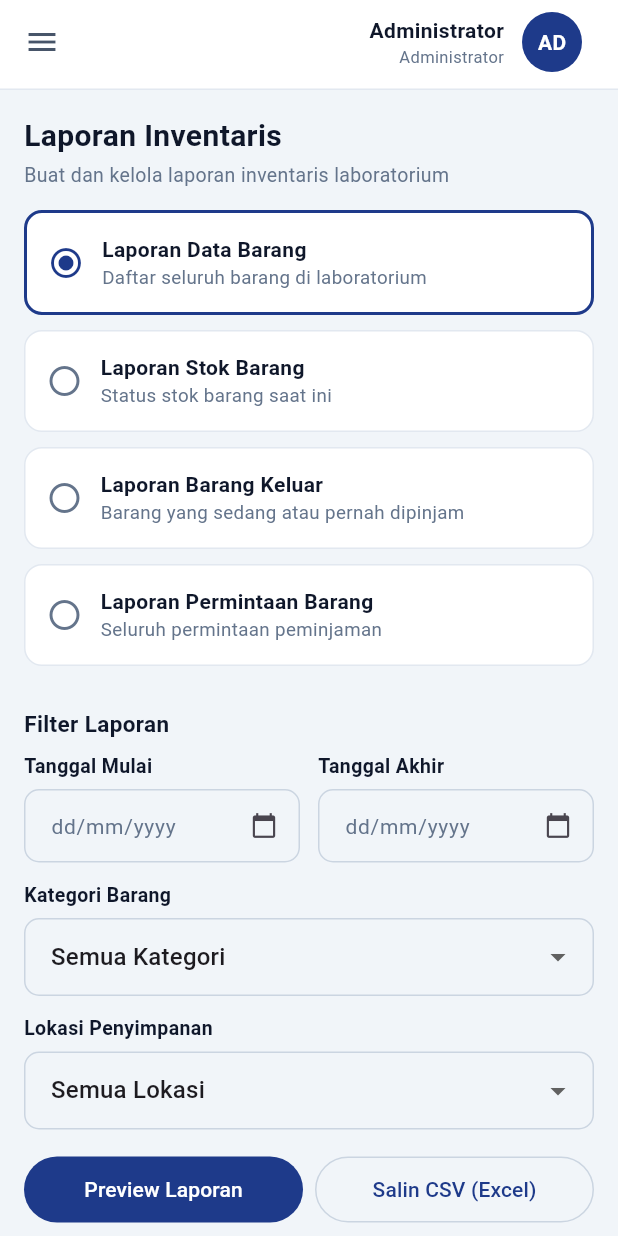
After one commit to Hazsaja/FrontEndPBM_Project_Inventaris, a Flutter app: the LaporanPage screen opened directly, on a phone screen of 412 x 824 dp. The commit adds this screen. Run offline on Flutter 3.47's test engine with Material 3 defaults, Android fonts, the light colour scheme and no system bars; our stand-ins replace file_picker.

Commit message:
fix/typedata wrong

```diff
--- a/lib/data/peminjaman_repository.dart
+++ b/lib/data/peminjaman_repository.dart
@@ -1,4 +1,5 @@
 import 'package:flutter/foundation.dart';
+import 'package:inventaris_v_pbm/auth/auth_service.dart';
 import 'package:inventaris_v_pbm/data/user_repository.dart';
 
 /// Status dibuat terpisah agar "permintaan baru" dan "pengajuan pengembalian"
@@ -6,8 +7,18 @@ import 'package:inventaris_v_pbm/data/user_repository.dart';
 enum StatusPinjam { menunggu, dipinjam, menungguKembali, selesai, ditolak }
 
 const List<String> _bulan = [
-  'Jan', 'Feb', 'Mar', 'Apr', 'Mei', 'Jun',
-  'Jul', 'Agu', 'Sep', 'Okt', 'Nov', 'Des',
+  'Jan',
+  'Feb',
+  'Mar',
+  'Apr',
+  'Mei',
+  'Jun',
+  'Jul',
+  'Agu',
+  'Sep',
+  'Okt',
+  'Nov',
+  'Des',
 ];
 
 String formatTanggal(DateTime d) => '${d.day} ${_bulan[d.month - 1]} ${d.year}';
@@ -56,6 +67,31 @@ class Peminjaman {
   }
 }
 
+enum JenisAktivitas { peminjaman, pengembalian }
+
+/// Satu baris log aktivitas peminjaman/pengembalian.
+class Aktivitas {
+  const Aktivitas({
+    required this.waktu,
+    required this.pelaku,
+    required this.teks,
+    required this.jenis,
+  });
+
+  final DateTime waktu;
+  final String pelaku;
+  final String teks;
+  final JenisAktivitas jenis;
+}
+
+String waktuRelatif(DateTime t) {
+  final d = DateTime.now().difference(t);
+  if (d.inMinutes < 1) return 'baru saja';
+  if (d.inMinutes < 60) return '${d.inMinutes} menit lalu';
+  if (d.inHours < 24) return '${d.inHours} jam lalu';
+  return '${d.inDays} hari lalu';
+}
+
 /// PENYIMPANAN SEMENTARA (in-memory), pola sama dengan UserRepository.
 /// Saat backend tersedia, ganti isi method dengan pemanggilan API.
 class PeminjamanRepository extends ChangeNotifier {
@@ -66,9 +102,13 @@ class PeminjamanRepository extends ChangeNotifier {
   static final PeminjamanRepository instance = PeminjamanRepository._();
 
   final List<Peminjaman> _data = [];
+  final List<Aktivitas> _log = [];
   int _nextId = 1;
 
   List<Peminjaman> get semua => List.unmodifiable(_data);
+
+  /// Log aktivitas, terbaru di urutan pertama.
+  List<Aktivitas> get aktivitas => List.unmodifiable(_log);
 
   List<Peminjaman> milik(String userId) =>
       _data.where((e) => e.userId == userId).toList();
@@ -96,30 +136,88 @@ class PeminjamanRepository extends ChangeNotifier {
       batasKembali: batasKembali,
     );
     _data.insert(0, item);
+    _catat(JenisAktivitas.peminjaman, peminjam,
+        'mengajukan peminjaman $barang ($jumlah pcs)');
     notifyListeners();
     return item;
   }
 
   /// Hanya permintaan yang masih menunggu yang boleh dibatalkan.
   void batalkan(int id) {
+    final p = _cari(id);
+    if (p != null && p.status == StatusPinjam.menunggu) {
+      _catat(JenisAktivitas.peminjaman, p.peminjam,
+          'membatalkan permintaan ${p.barang}');
+    }
     _data.removeWhere((e) => e.id == id && e.status == StatusPinjam.menunggu);
     notifyListeners();
   }
 
-  void setujui(int id, {String catatan = ''}) =>
-      _ubah(id, StatusPinjam.dipinjam, catatan);
-  void tolak(int id, {String catatan = ''}) =>
-      _ubah(id, StatusPinjam.ditolak, catatan);
-  void ajukanPengembalian(int id) =>
-      _ubah(id, StatusPinjam.menungguKembali, null);
-  void selesaikanPengembalian(int id, {String catatan = ''}) =>
-      _ubah(id, StatusPinjam.selesai, catatan);
-  void tolakPengembalian(int id, {String catatan = ''}) =>
-      _ubah(id, StatusPinjam.dipinjam, catatan);
+  void setujui(int id, {String catatan = ''}) => _ubah(
+      id,
+      StatusPinjam.dipinjam,
+      catatan,
+      JenisAktivitas.peminjaman,
+      (p) => 'menyetujui permintaan ${p.peminjam}: ${p.barang}',
+      true);
+  void tolak(int id, {String catatan = ''}) => _ubah(
+      id,
+      StatusPinjam.ditolak,
+      catatan,
+      JenisAktivitas.peminjaman,
+      (p) => 'menolak permintaan ${p.peminjam}: ${p.barang}',
+      true);
+  void ajukanPengembalian(int id) => _ubah(
+      id,
+      StatusPinjam.menungguKembali,
+      null,
+      JenisAktivitas.pengembalian,
+      (p) => 'mengajukan pengembalian ${p.barang}',
+      false);
+  void selesaikanPengembalian(int id, {String catatan = ''}) => _ubah(
+      id,
+      StatusPinjam.selesai,
+      catatan,
+      JenisAktivitas.pengembalian,
+      (p) => 'menyelesaikan pengembalian ${p.peminjam}: ${p.barang}',
+      true);
+  void tolakPengembalian(int id, {String catatan = ''}) => _ubah(
+      id,
+      StatusPinjam.dipinjam,
+      catatan,
+      JenisAktivitas.pengembalian,
+      (p) => 'menolak pengembalian ${p.peminjam}: ${p.barang}',
+      true);
 
-  void _ubah(int id, StatusPinjam status, String? catatan) {
+  Peminjaman? _cari(int id) {
+    for (final e in _data) {
+      if (e.id == id) return e;
+    }
+    return null;
+  }
+
+  void _catat(JenisAktivitas jenis, String pelaku, String teks,
+      [DateTime? waktu]) {
+    _log.insert(
+        0,
+        Aktivitas(
+            waktu: waktu ?? DateTime.now(),
+            pelaku: pelaku,
+            teks: teks,
+            jenis: jenis));
+  }
+
+  void _ubah(int id, StatusPinjam status, String? catatan, JenisAktivitas jenis,
+      String Function(Peminjaman) teks, bool olehAdmin) {
     final i = _data.indexWhere((e) => e.id == id);
     if (i < 0) return;
+    final lama = _data[i];
+    _catat(
+        jenis,
+        olehAdmin
+            ? (AuthService.instance.currentUser?.nama ?? 'Admin')
+            : lama.peminjam,
+        teks(lama));
     _data[i] = _data[i].copyWith(
       status: status,
       catatanAdmin: (catatan == null || catatan.isEmpty) ? null : catatan,
@@ -129,17 +227,25 @@ class PeminjamanRepository extends ChangeNotifier {
 
   void _seed() {
     final now = DateTime.now();
-    DateTime hari(int offset) => DateTime(now.year, now.month, now.day)
-        .add(Duration(days: offset));
+    DateTime hari(int offset) =>
+        DateTime(now.year, now.month, now.day).add(Duration(days: offset));
     final halvina =
         UserRepository.instance.findByEmail('2410631170071@unsika.ac.id');
     final uid = halvina?.id ?? 'demo';
     final nama = halvina?.nama ?? 'Halvina Farras Savitri';
     final npm = halvina?.npmNidn ?? '2410631170071';
 
-    void tambah(String userId, String peminjam, String npmUser, String barang,
-        int jumlah, String keperluan, int pinjam, int kembali,
-        StatusPinjam status, [String catatan = '']) {
+    void tambah(
+        String userId,
+        String peminjam,
+        String npmUser,
+        String barang,
+        int jumlah,
+        String keperluan,
+        int pinjam,
+        int kembali,
+        StatusPinjam status,
+        [String catatan = '']) {
       _data.add(Peminjaman(
         id: _nextId++,
         userId: userId,
@@ -165,8 +271,8 @@ class PeminjamanRepository extends ChangeNotifier {
         StatusPinjam.selesai);
     tambah(uid, nama, npm, 'Raspberry Pi Pico', 1, 'Tugas Akhir', -10, 5,
         StatusPinjam.ditolak, 'Stok sedang dipakai praktikum.');
-    tambah('d1', 'Anisa Diyah Ayu Lestari', '2110631170001', 'Kabel LAN UTP',
-        5, 'Praktikum Jaringan', 0, 3, StatusPinjam.menunggu);
+    tambah('d1', 'Anisa Diyah Ayu Lestari', '2110631170001', 'Kabel LAN UTP', 5,
+        'Praktikum Jaringan', 0, 3, StatusPinjam.menunggu);
     tambah('d2', 'Rifqy Kurniawan Fattahillah', '2110631170003', 'Arduino Uno',
         1, 'Praktikum IoT', -4, 3, StatusPinjam.dipinjam);
     tambah('d3', 'Hazel Muhammad Naufal Ribawa', '2110631170004', 'ESP32', 1,
@@ -175,5 +281,35 @@ class PeminjamanRepository extends ChangeNotifier {
         'Tugas Akhir', 0, 9, StatusPinjam.menunggu);
     tambah('d1', 'Anisa Diyah Ayu Lestari', '2110631170001',
         'Sensor Ultrasonik', 1, 'Praktikum', -20, -13, StatusPinjam.selesai);
+
+    void log(JenisAktivitas j, String pelaku, String teks, Duration lalu) =>
+        _catat(j, pelaku, teks, now.subtract(lalu));
+    // Dari yang terlama ke terbaru (insert(0) membuat yang terakhir di atas).
+    log(
+        JenisAktivitas.pengembalian,
+        'Admin Laboratorium',
+        'menyelesaikan pengembalian Anisa Diyah Ayu Lestari: Sensor Ultrasonik',
+        const Duration(days: 2));
+    log(
+        JenisAktivitas.peminjaman,
+        'Admin Laboratorium',
+        'menyetujui permintaan $nama: ESP32',
+        const Duration(days: 1, hours: 2));
+    log(
+        JenisAktivitas.peminjaman,
+        'Admin Laboratorium',
+        'menolak permintaan $nama: Raspberry Pi Pico',
+        const Duration(hours: 20));
+    log(JenisAktivitas.pengembalian, 'Hazel Muhammad Naufal Ribawa',
+        'mengajukan pengembalian ESP32', const Duration(hours: 5));
+    log(JenisAktivitas.pengembalian, nama, 'mengajukan pengembalian DHT 11',
+        const Duration(hours: 2));
+    log(JenisAktivitas.peminjaman, 'Regina Inryanti Simanjuntak',
+        'mengajukan peminjaman DHT 11 (2 pcs)', const Duration(minutes: 40));
+    log(
+        JenisAktivitas.peminjaman,
+        nama,
+        'mengajukan peminjaman Arduino Uno (2 pcs)',
+        const Duration(minutes: 10));
   }
 }
--- /dev/null
+++ b/lib/page/laporan.dart
@@ -0,0 +1,358 @@
+import 'package:flutter/material.dart';
+import 'package:flutter/services.dart';
+import 'package:inventaris_v_pbm/auth/form_widgets.dart';
+import 'package:inventaris_v_pbm/data/peminjaman_repository.dart';
+import 'package:inventaris_v_pbm/page/barang.dart'
+    show ItemBarang, dataBarang, daftarKategori, daftarLokasi;
+import 'package:inventaris_v_pbm/sidennavbar/current_user_app_bar.dart';
+import 'package:inventaris_v_pbm/sidennavbar/sidebar.dart';
+import 'package:inventaris_v_pbm/widgets/peminjaman_widgets.dart';
+
+enum JenisLaporan {
+  dataBarang('Laporan Data Barang', 'Daftar seluruh barang di laboratorium'),
+  stok('Laporan Stok Barang', 'Status stok barang saat ini'),
+  keluar('Laporan Barang Keluar', 'Barang yang sedang atau pernah dipinjam'),
+  permintaan('Laporan Permintaan Barang', 'Seluruh permintaan peminjaman');
+
+  const JenisLaporan(this.judul, this.deskripsi);
+  final String judul;
+  final String deskripsi;
+}
+
+class _Hasil {
+  const _Hasil(this.judul, this.kolom, this.baris);
+  final String judul;
+  final List<String> kolom;
+  final List<List<String>> baris;
+}
+
+String _labelStatus(StatusPinjam s) => switch (s) {
+      StatusPinjam.menunggu => 'Menunggu',
+      StatusPinjam.dipinjam => 'Dipinjam',
+      StatusPinjam.menungguKembali => 'Menunggu Pengembalian',
+      StatusPinjam.selesai => 'Selesai',
+      StatusPinjam.ditolak => 'Ditolak',
+    };
+
+// Ambang sama dengan label stok di halaman Data Barang.
+String _statusStok(int stok) {
+  if (stok <= 0) return 'Stok Habis';
+  if (stok <= 5) return 'Stok Minimum';
+  if (stok <= 10) return 'Hampir Habis';
+  return 'Aman';
+}
+
+/// Laporan Inventaris (Admin, mobile).
+class LaporanPage extends StatefulWidget {
+  const LaporanPage({super.key});
+
+  @override
+  State<LaporanPage> createState() => _LaporanPageState();
+}
+
+class _LaporanPageState extends State<LaporanPage> {
+  JenisLaporan _jenis = JenisLaporan.dataBarang;
+  DateTime? _mulai;
+  DateTime? _akhir;
+  String? _kategori;
+  String? _lokasi;
+  _Hasil? _hasil;
+
+  bool _cocokBarang(ItemBarang b) =>
+      (_kategori == null || b.kategori == _kategori) &&
+      (_lokasi == null || b.lokasi == _lokasi);
+
+  bool _dalamTanggal(DateTime d) {
+    final t = DateTime(d.year, d.month, d.day);
+    if (_mulai != null && t.isBefore(_mulai!)) return false;
+    if (_akhir != null && t.isAfter(_akhir!)) return false;
+    return true;
+  }
+
+  // Filter kategori/lokasi untuk data peminjaman dicocokkan lewat nama barang.
+  bool _cocokNama(String nama) {
+    if (_kategori == null && _lokasi == null) return true;
+    final b = dataBarang.where((x) => x.nama == nama);
+    return b.isNotEmpty && _cocokBarang(b.first);
+  }
+
+  _Hasil _buat() {
+    final semua = PeminjamanRepository.instance.semua;
+    switch (_jenis) {
+      case JenisLaporan.dataBarang:
+        return _Hasil(
+          _jenis.judul,
+          ['Kode', 'Nama Barang', 'Kategori', 'Lokasi', 'Stok', 'Kondisi'],
+          [
+            for (final b in dataBarang.where(_cocokBarang))
+              [b.kode, b.nama, b.kategori, b.lokasi, '${b.stok}', b.kondisi],
+          ],
+        );
+      case JenisLaporan.stok:
+        return _Hasil(
+          _jenis.judul,
+          ['Kode', 'Nama Barang', 'Kategori', 'Lokasi', 'Stok', 'Status'],
+          [
+            for (final b in dataBarang.where(_cocokBarang))
+              [
+                b.kode,
+                b.nama,
+                b.kategori,
+                b.lokasi,
+                '${b.stok}',
+                _statusStok(b.stok)
+              ],
+          ],
+        );
+      case JenisLaporan.keluar:
+        return _Hasil(
+          _jenis.judul,
+          ['Tgl Pinjam', 'Barang', 'Jumlah', 'Peminjam', 'Batas Kembali', 'Status'],
+          [
+            for (final p in semua)
+              if (p.status != StatusPinjam.menunggu &&
+                  p.status != StatusPinjam.ditolak &&
+                  _dalamTanggal(p.tglPinjam) &&
+                  _cocokNama(p.barang))
+                [
+                  formatTanggal(p.tglPinjam),
+                  p.barang,
+                  '${p.jumlah}',
+                  p.peminjam,
+                  formatTanggal(p.batasKembali),
+                  _labelStatus(p.status),
+                ],
+          ],
+        );
+      case JenisLaporan.permintaan:
+        return _Hasil(
+          _jenis.judul,
+          ['Tanggal', 'Peminjam', 'Barang', 'Jumlah', 'Keperluan', 'Status'],
+          [
+            for (final p in semua)
+              if (_dalamTanggal(p.tglPinjam) && _cocokNama(p.barang))
+                [
+                  formatTanggal(p.tglPinjam),
+                  p.peminjam,
+                  p.barang,
+                  '${p.jumlah}',
+                  p.keperluan,
+                  _labelStatus(p.status),
+                ],
+          ],
+        );
+    }
+  }
+
+  bool _rentangValid() {
+    if (_mulai != null && _akhir != null && _akhir!.isBefore(_mulai!)) {
+      tampilkanSnack(context, 'Tanggal akhir tidak boleh sebelum tanggal mulai');
+      return false;
+    }
+    return true;
+  }
+
+  void _preview() {
+    if (!_rentangValid()) return;
+    setState(() => _hasil = _buat());
+  }
+
+  Future<void> _salinCsv() async {
+    if (!_rentangValid()) return;
+    final h = _buat();
+    setState(() => _hasil = h);
+    String q(String s) => '"${s.replaceAll('"', '""')}"';
+    final csv = [h.kolom, ...h.baris].map((r) => r.map(q).join(',')).join('\n');
+    await Clipboard.setData(ClipboardData(text: csv));
+    if (!mounted) return;
+    tampilkanSnack(context, 'CSV disalin. Tempel di Excel atau Google Sheets.');
+  }
+
+  Future<void> _pilihTanggal(DateTime? awal, ValueChanged<DateTime> hasil) async {
+    final d = await showDatePicker(
+      context: context,
+      initialDate: awal ?? DateTime.now(),
+      firstDate: DateTime(2020),
+      lastDate: DateTime(2100),
+    );
+    if (d != null) hasil(DateTime(d.year, d.month, d.day));
+  }
+
+  Widget _tanggal(String label, DateTime? nilai, ValueChanged<DateTime> set) {
+    return Column(
+      crossAxisAlignment: CrossAxisAlignment.start,
+      children: [
+        fieldLabel(label),
+        const SizedBox(height: 6),
+        InkWell(
+          borderRadius: BorderRadius.circular(10),
+          onTap: () => _pilihTanggal(nilai, (d) => setState(() => set(d))),
+          child: InputDecorator(
+            isEmpty: nilai == null,
+            decoration: inputDecoration(
+              hintText: 'dd/mm/yyyy',
+              suffixIcon: const Icon(Icons.calendar_today, size: 18),
+            ),
+            child: Text(nilai == null ? '' : formatTanggal(nilai)),
+          ),
+        ),
+      ],
+    );
+  }
+
+  Widget _dropdown(String label, String semuaLabel, List<String> opsi,
+      String? nilai, ValueChanged<String?> onChanged) {
+    return Column(
+      crossAxisAlignment: CrossAxisAlignment.start,
+      children: [
+        fieldLabel(label),
+        const SizedBox(height: 6),
+        DropdownButtonFormField<String?>(
+          value: nilai,
+          isExpanded: true,
+          decoration: inputDecoration(),
+          items: [
+            DropdownMenuItem<String?>(value: null, child: Text(semuaLabel)),
+            for (final o in opsi) DropdownMenuItem<String?>(value: o, child: Text(o)),
+          ],
+          onChanged: (v) => setState(() => onChanged(v)),
+        ),
+      ],
+    );
+  }
+
+  Widget _kartuJenis(JenisLaporan j) {
+    final aktif = _jenis == j;
+    return InkWell(
+      borderRadius: BorderRadius.circular(12),
+      onTap: () => setState(() {
+        _jenis = j;
+        _hasil = null;
+      }),
+      child: Container(
+        margin: const EdgeInsets.only(bottom: 10),
+        padding: const EdgeInsets.all(14),
+        decoration: BoxDecoration(
+          color: Colors.white,
+          borderRadius: BorderRadius.circular(12),
+          border: Border.all(color: aktif ? kBiruTua : kBorder, width: aktif ? 2 : 1),
+        ),
+        child: Row(
+          children: [
+            Icon(aktif ? Icons.radio_button_checked : Icons.radio_button_off,
+                color: aktif ? kBiruTua : kTextMuted),
+            const SizedBox(width: 12),
+            Expanded(
+              child: Column(
+                crossAxisAlignment: CrossAxisAlignment.start,
+                children: [
+                  Text(j.judul,
+                      style: const TextStyle(
+                          fontWeight: FontWeight.w600, color: kTextDark)),
+                  Text(j.deskripsi,
+                      style: const TextStyle(fontSize: 12.5, color: kTextMuted)),
+                ],
+              ),
+            ),
+          ],
+        ),
+      ),
+    );
+  }
+
+  Widget _tabel(_Hasil h) {
+    return Container(
+      decoration: BoxDecoration(
+        color: Colors.white,
+        borderRadius: BorderRadius.circular(12),
+        border: Border.all(color: kBorder),
+      ),
+      child: Column(
+        crossAxisAlignment: CrossAxisAlignment.start,
+        children: [
+          Padding(
+            padding: const EdgeInsets.all(14),
+            child: Text('${h.judul} · ${h.baris.length} baris',
+                style: const TextStyle(
+                    fontWeight: FontWeight.w600, color: kTextDark)),
+          ),
+          if (h.baris.isEmpty)
+            const KosongState('Tidak ada data untuk filter ini.')
+          else
+            SingleChildScrollView(
+              scrollDirection: Axis.horizontal,
+              child: DataTable(
+                headingRowHeight: 40,
+                dataRowMinHeight: 40,
+                dataRowMaxHeight: 56,
+                columnSpacing: 20,
+                columns: [
+                  for (final c in h.kolom)
+                    DataColumn(
+                        label: Text(c,
+                            style: const TextStyle(
+                                fontSize: 12.5, fontWeight: FontWeight.w600))),
+                ],
+                rows: [
+                  for (final r in h.baris)
+                    DataRow(cells: [
+                      for (final c in r)
+                        DataCell(Text(c, style: const TextStyle(fontSize: 12.5))),
+                    ]),
+                ],
+              ),
+            ),
+        ],
+      ),
+    );
+  }
+
+  @override
+  Widget build(BuildContext context) {
+    return Scaffold(
+      backgroundColor: kLatar,
+      appBar: currentUserAppBar(),
+      drawer: const MyDrawer(currentroute: 'laporan.dart'),
+      body: ListView(
+        padding: const EdgeInsets.all(16),
+        children: [
+          const JudulHalaman(
+            judul: 'Laporan Inventaris',
+            subjudul: 'Buat dan kelola laporan inventaris laboratorium',
+          ),
+          for (final j in JenisLaporan.values) _kartuJenis(j),
+          const JudulBagian('Filter Laporan'),
+          duaKolom(
+            _tanggal('Tanggal Mulai', _mulai, (d) => _mulai = d),
+            _tanggal('Tanggal Akhir', _akhir, (d) => _akhir = d),
+          ),
+          const SizedBox(height: 12),
+          _dropdown('Kategori Barang', 'Semua Kategori', daftarKategori,
+              _kategori, (v) => _kategori = v),
+          const SizedBox(height: 12),
+          _dropdown('Lokasi Penyimpanan', 'Semua Lokasi', daftarLokasi,
+              _lokasi, (v) => _lokasi = v),
+          const SizedBox(height: 16),
+          Row(
+            children: [
+              Expanded(
+                  child: AksiTombol(
+                      label: 'Preview Laporan', utama: true, onPressed: _preview)),
+              const SizedBox(width: 8),
+              Expanded(
+                  child: AksiTombol(
+                      label: 'Salin CSV (Excel)', onPressed: _salinCsv)),
+            ],
+          ),
+          const JudulBagian('Preview Laporan'),
+          if (_hasil == null)
+            const KosongState(
+                'Pilih jenis laporan dan filter, lalu tekan Preview Laporan.',
+                icon: Icons.description_outlined)
+          else
+            _tabel(_hasil!),
+        ],
+      ),
+    );
+  }
+}
--- /dev/null
+++ b/lib/page/riwayat.dart
@@ -0,0 +1,80 @@
+import 'package:flutter/material.dart';
+import 'package:inventaris_v_pbm/auth/auth_service.dart';
+import 'package:inventaris_v_pbm/data/peminjaman_repository.dart';
+import 'package:inventaris_v_pbm/sidennavbar/current_user_app_bar.dart';
+import 'package:inventaris_v_pbm/sidennavbar/sidebar.dart';
+import 'package:inventaris_v_pbm/widgets/peminjaman_widgets.dart';
+
+/// Riwayat Peminjaman Mahasiswa/Laboran (mobile).
+class RiwayatPage extends StatefulWidget {
+  const RiwayatPage({super.key});
+
+  @override
+  State<RiwayatPage> createState() => _RiwayatPageState();
+}
+
+class _RiwayatPageState extends State<RiwayatPage> {
+  final PeminjamanRepository _repo = PeminjamanRepository.instance;
+  int _tab = 0;
+
+  bool _cocok(Peminjaman p) => switch (_tab) {
+        0 => true,
+        1 => p.status == StatusPinjam.menunggu,
+        2 => p.status == StatusPinjam.dipinjam ||
+            p.status == StatusPinjam.menungguKembali,
+        3 => p.status == StatusPinjam.selesai,
+        _ => p.status == StatusPinjam.ditolak,
+      };
+
+  @override
+  Widget build(BuildContext context) {
+    final user = AuthService.instance.currentUser;
+    return Scaffold(
+      backgroundColor: kLatar,
+      appBar: currentUserAppBar(),
+      drawer: const MyDrawer(currentroute: 'riwayat.dart'),
+      body: ListenableBuilder(
+        listenable: _repo,
+        builder: (context, _) {
+          final data = _repo.milik(user?.id ?? '').where(_cocok).toList();
+          return ListView(
+            padding: const EdgeInsets.all(16),
+            children: [
+              const JudulHalaman(
+                judul: 'Riwayat Peminjaman',
+                subjudul:
+                    'Pantau status seluruh pengajuan peminjaman barang Anda',
+              ),
+              FilterTabs(
+                labels: const [
+                  'Semua',
+                  'Menunggu',
+                  'Dipinjam',
+                  'Selesai',
+                  'Ditolak',
+                ],
+                terpilih: _tab,
+                onPilih: (i) => setState(() => _tab = i),
+              ),
+              const SizedBox(height: 14),
+              if (data.isEmpty)
+                const KosongState(
+                    'Belum ada riwayat aktivitas peminjaman barang.',
+                    icon: Icons.history)
+              else
+                for (final p in data)
+                  PeminjamanCard(
+                    item: p,
+                    aksi: [
+                      AksiTombol(
+                          label: 'Detail',
+                          onPressed: () => tampilkanDetail(context, p)),
+                    ],
+                  ),
+            ],
+          );
+        },
+      ),
+    );
+  }
+}
```
Also changed, not shown: lib/main.dart (+15 -0 lines), lib/page/aktivitas.dart (added, +107 -0 lines).
